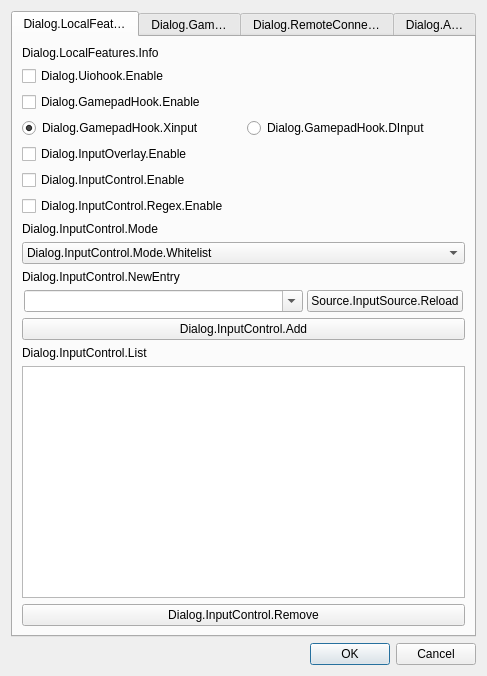
Qt form projects/plugin/src/gui/io_settings_dialog.ui (univrsal/input-overlay) before a commit.
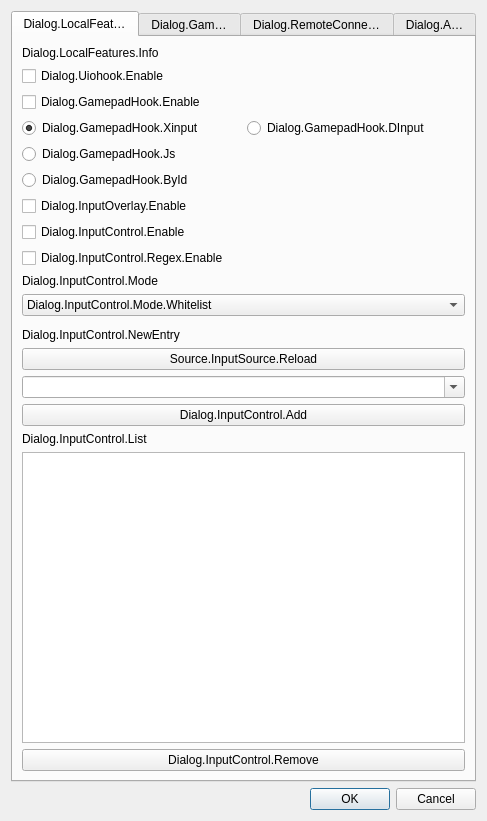
The same form after that commit. The open tabs and pages were chosen to show the change.

Commit message:
Fix gamepad deadlock
Split button type into gamepad, keyboard and mouse button

Diff of the .ui file:
```diff
--- a/projects/plugin/src/gui/io_settings_dialog.ui
+++ b/projects/plugin/src/gui/io_settings_dialog.ui
@@ -7,7 +7,7 @@
     <x>0</x>
     <y>0</y>
     <width>487</width>
-    <height>676</height>
+    <height>821</height>
    </rect>
   </property>
   <property name="sizePolicy">
@@ -102,6 +102,20 @@
          </item>
         </layout>
        </item>
+       <item>
+        <widget class="QRadioButton" name="rb_js">
+         <property name="text">
+          <string>Dialog.GamepadHook.Js</string>
+         </property>
+        </widget>
+       </item>
+       <item>
+        <widget class="QRadioButton" name="rb_by_id">
+         <property name="text">
+          <string>Dialog.GamepadHook.ById</string>
+         </property>
+        </widget>
+       </item>
        <item>
         <widget class="QCheckBox" name="cb_enable_overlay">
          <property name="text">
@@ -150,13 +164,6 @@
          </item>
         </widget>
        </item>
-       <item>
-        <widget class="QLabel" name="lbl_new_entry">
-         <property name="text">
-          <string>Dialog.InputControl.NewEntry</string>
-         </property>
-        </widget>
-       </item>
        <item>
         <widget class="QFrame" name="frame_entry">
          <property name="frameShape">
@@ -178,6 +185,23 @@
           <property name="bottomMargin">
            <number>0</number>
           </property>
+         </layout>
+        </widget>
+       </item>
+       <item>
+        <widget class="QLabel" name="lbl_new_entry">
+         <property name="text">
+          <string>Dialog.InputControl.NewEntry</string>
+         </property>
+        </widget>
+       </item>
+       <item>
+        <widget class="QPushButton" name="btn_refresh_cb">
+         <property name="text">
+          <string>Source.InputSource.Reload</string>
+         </property>
+        </widget>
+       </item>
           <item>
            <widget class="QComboBox" name="cb_text">
             <property name="sizePolicy">
@@ -192,16 +216,6 @@
            </widget>
           </item>
           <item>
-           <widget class="QPushButton" name="btn_refresh_cb">
-            <property name="text">
-             <string>Source.InputSource.Reload</string>
-            </property>
-           </widget>
-          </item>
-         </layout>
-        </widget>
-       </item>
-       <item>
         <widget class="QPushButton" name="btn_add">
          <property name="text">
           <string>Dialog.InputControl.Add</string>
```
Left out of the diff: 4 changed lines with no effect on the pictures. Lines whose indentation alone changed are shown as unchanged. The commit also changes 12 other files.
